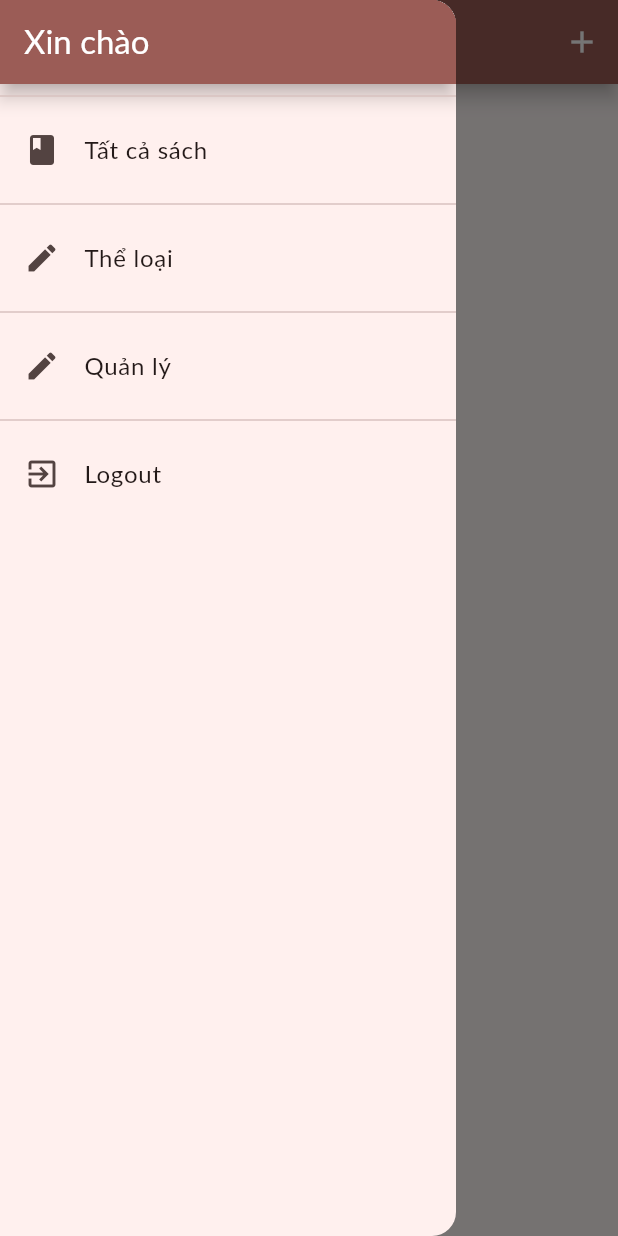
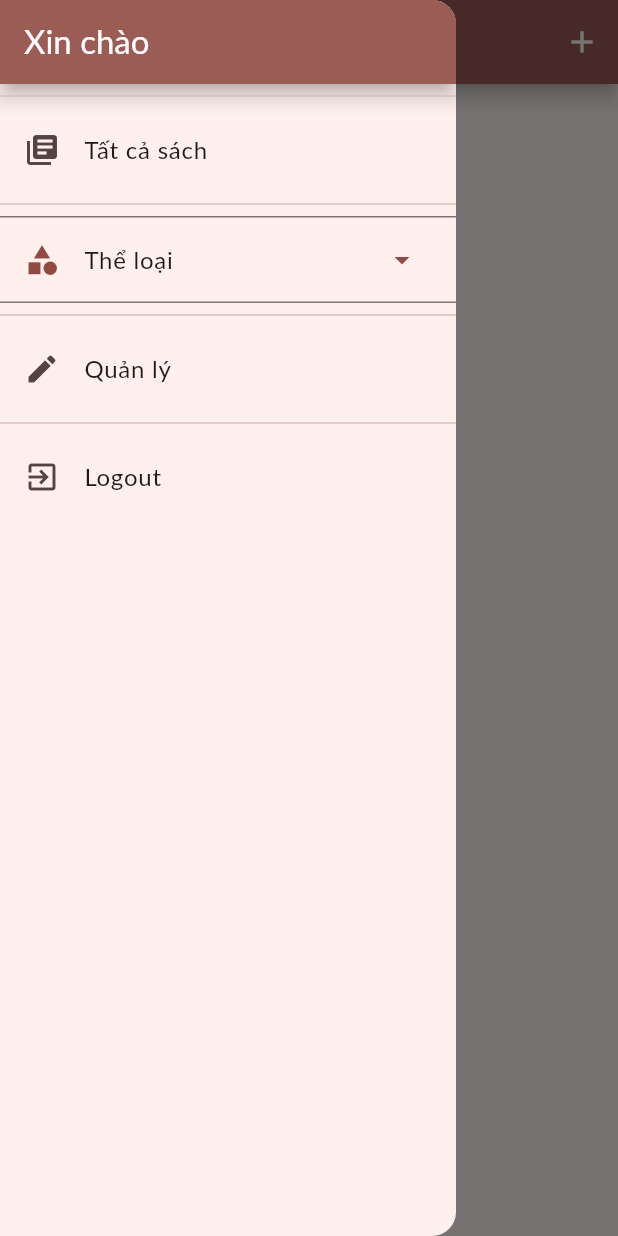
Before and after one commit to phamthieuthuongtinh/App-Review-Book, a Flutter app: the UserProductsScreen screen opened by its route, in the side drawer, after a tap on "Thể loại", on a phone screen of 412 x 824 dp. Run offline on Flutter 3.47's test engine with Material 3 defaults, Android fonts, the phone set to English and light mode, and no system bars; our stand-ins replace flutter_dotenv, shared_preferences; accounts and stored records are empty; network calls fail; Roboto replaces fonts that are missing (Lato).

Commit message:
update appdrawer

```diff
--- a/lib/ui/products/products_manager.dart
+++ b/lib/ui/products/products_manager.dart
@@ -81,4 +81,15 @@ class ProductsManager with ChangeNotifier{
       product.isFavorite=savedStatus;
     }
   }
+  Future<List<String>> getCategories() async {
+  List<Product> products = await _productsService.fetchProducts();
+  List<String> categories = products.map((product) => product.cate).toSet().toList();
+  return categories;
 }
+Future<List<Product>> fetchProductsByCategory(String category) async {
+  final List<Product> allProducts = await _productsService.fetchProducts();
+  final List<Product> categoryProducts = allProducts.where((product) => product.cate == category).toList();
+  return categoryProducts;
+}
+
+}
--- a/lib/ui/shared/app_drawer.dart
+++ b/lib/ui/shared/app_drawer.dart
@@ -1,14 +1,17 @@
+import 'package:ct484_project/ui/products/products_category_screen.dart';
 import 'package:flutter/material.dart';
 import 'package:provider/provider.dart';
-
+import '../products/products_manager.dart';
 import '../auth/auth_manager.dart';
 import '../products/user_products_screen.dart';
 
-class AppDrawer extends StatelessWidget{
-  const AppDrawer({super.key});
+class AppDrawer extends StatelessWidget {
+  const AppDrawer({Key? key});
 
   @override
-  Widget build(BuildContext context){
+  Widget build(BuildContext context) {
+    final productManager = Provider.of<ProductsManager>(context, listen: false);
+
     return Drawer(
       child: Column(
         children: <Widget>[
@@ -18,36 +21,57 @@ class AppDrawer extends StatelessWidget{
           ),
           const Divider(),
           ListTile(
-            leading: const Icon(Icons.book),
+            leading: const Icon(Icons.library_books),
             title: const Text('Tất cả sách'),
-            onTap: (){
+            onTap: () {
               Navigator.of(context).pushReplacementNamed('/');
             },
           ),
           const Divider(),
-          ListTile(
-            leading: const Icon(Icons.edit),
-            title: const Text('Thể loại'),
-            onTap: (){
-              // Navigator.of(context).pushReplacementNamed(UserProductsScreen.routeName);
-            },
+          FutureBuilder<List<String>>(
+            future: productManager.getCategories(),
+            builder: (context, snapshot) {
+              if (snapshot.connectionState == ConnectionState.waiting) {
+                // Trạng thái đang chờ
+                return CircularProgressIndicator(); // Hiển thị biểu tượng loading
+              }
+                // Trạng thái đã hoàn thành và có dữ liệu
+                List<String> categories = snapshot.data ?? [];
+                return ExpansionTile(
+                  leading: const Icon(Icons.category),
+                  title: const Text('Thể loại'),
+                  trailing: const Icon(Icons.arrow_drop_down),
+                  children: categories.map((category) {
+                    return ListTile(
+                      title: Text(category),
+                      onTap: () {
+                        Navigator.of(context).pushNamed(
+                          ProductsCategoryScreen.routeName,
+                          arguments: category, // Truyền thể loại được chọn dưới dạng tham số
+                        );
+                      },
+                    );
+                  }).toList(),
+                );
+              }
           ),
           const Divider(),
           ListTile(
             leading: const Icon(Icons.edit),
             title: const Text('Quản lý'),
-            onTap: (){
-              Navigator.of(context).pushReplacementNamed(UserProductsScreen.routeName);
+            onTap: () {
+              Navigator.of(context)
+                  .pushReplacementNamed(UserProductsScreen.routeName);
             },
           ),
           const Divider(),
           ListTile(
             leading: const Icon(Icons.exit_to_app),
             title: const Text('Logout'),
-            onTap: (){
+            onTap: () {
               Navigator.of(context)
-              ..pop()
-              ..pushReplacementNamed('/');
+                ..pop()
+                ..pushReplacementNamed('/');
               context.read<AuthManager>().logout();
             },
           ),
```
Also changed, not shown: lib/main.dart (+18 -29 lines), lib/ui/products/products_category_screen.dart (added, +74 -0 lines).
